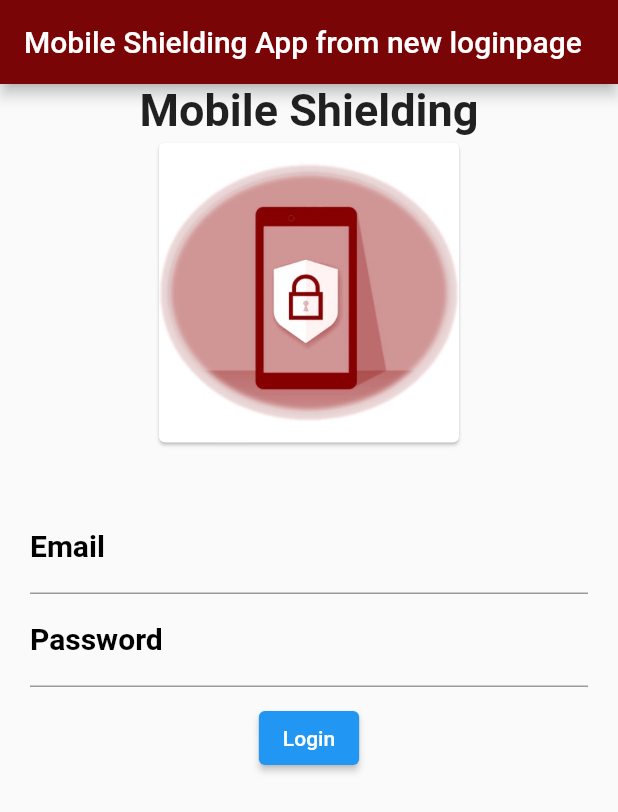
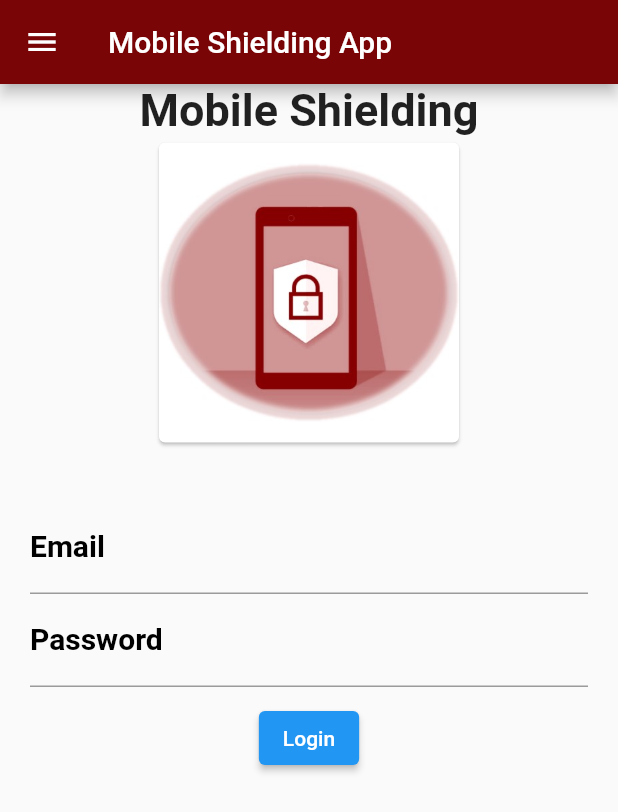
Before and after one commit to akanshasen/mobileShielding, a Flutter app: the screen it shows after launch, on a phone screen of 412 x 824 dp. Shown: the top 812 px of the screen. Run offline on Flutter 3.47's test engine with Material 2 defaults, Android fonts, the phone set to English and light mode, and no system bars.

Commit message:
added menu icon button

```diff
--- a/lib/loginpage.dart
+++ b/lib/loginpage.dart
@@ -15,8 +15,11 @@ class _MsLoginPageState extends State<LoginPage> {
       },
       home: Scaffold(
         appBar: AppBar(
+          leading: IconButton(icon: Icon(Icons.menu), onPressed: (){
+
+          },),
           backgroundColor: Color(0xff790507),
-          title: Text('Mobile Shielding App from new loginpage'),
+          title: Text('Mobile Shielding App'),
         ),
         body: Column(
           children: [
```
